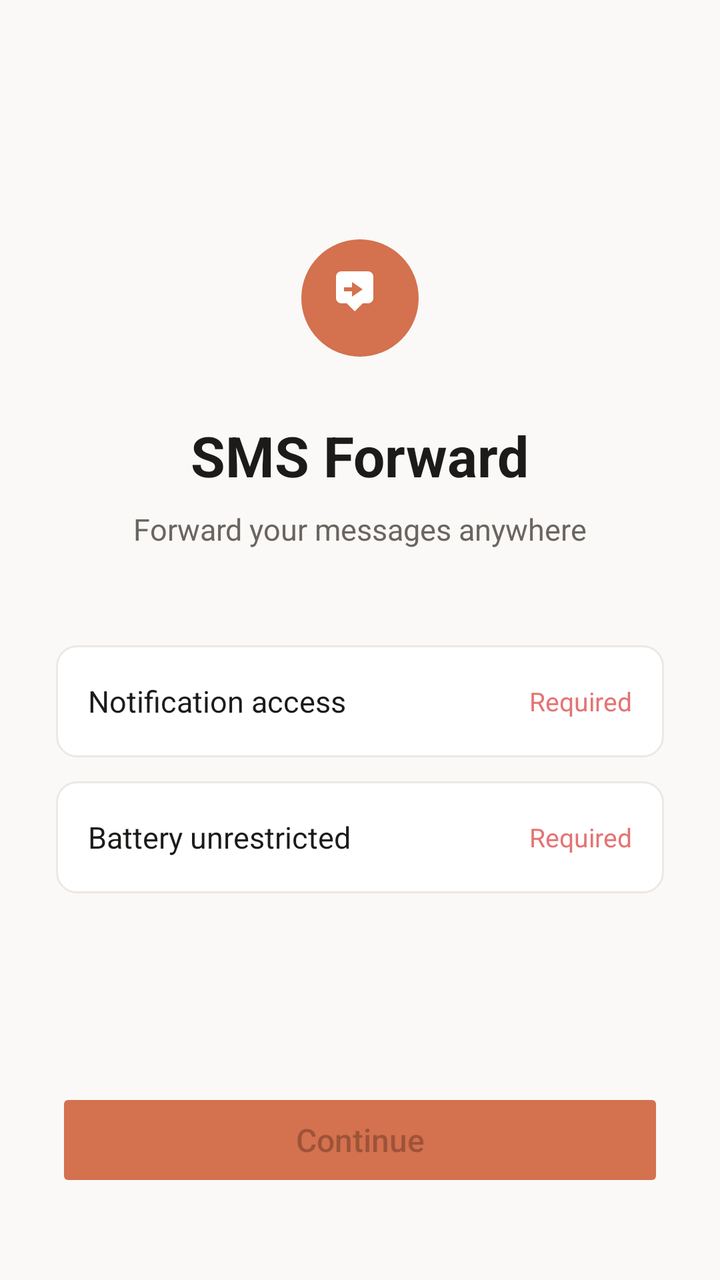
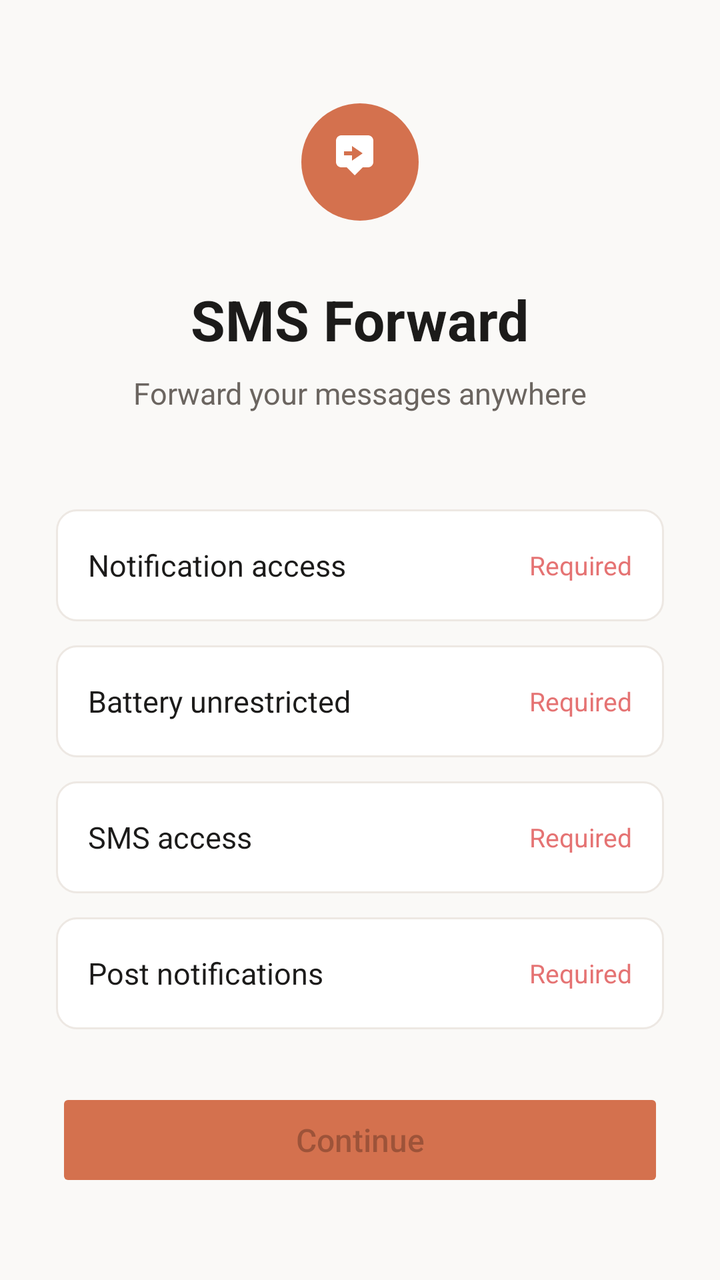

The first picture is an Android layout as it rendered before a commit; the second is the same layout after the commit. The layout source and the unified diff follow.
<!-- AndroidManifest.xml: application theme Theme.SmsForward -->
<!-- res/layout/activity_onboarding.xml -->
<?xml version="1.0" encoding="utf-8"?>
<LinearLayout xmlns:android="http://schemas.android.com/apk/res/android"
    android:layout_width="match_parent"
    android:layout_height="match_parent"
    android:orientation="vertical"
    android:background="@color/background"
    android:padding="28dp"
    android:gravity="center_horizontal">

    <View
        android:layout_width="0dp"
        android:layout_height="0dp"
        android:layout_weight="1" />

    <ImageView
        android:layout_width="72dp"
        android:layout_height="72dp"
        android:src="@drawable/ic_launcher"
        android:layout_marginBottom="24dp" />

    <TextView
        android:layout_width="wrap_content"
        android:layout_height="wrap_content"
        android:text="SMS Forward"
        android:textSize="28sp"
        android:textStyle="bold"
        android:textColor="@color/text_primary"
        android:layout_marginBottom="8dp" />

    <TextView
        android:layout_width="wrap_content"
        android:layout_height="wrap_content"
        android:text="Forward your messages anywhere"
        android:textSize="15sp"
        android:textColor="@color/text_secondary"
        android:layout_marginBottom="48dp" />

    
    <LinearLayout
        android:id="@+id/row_onboard_notif"
        android:layout_width="match_parent"
        android:layout_height="56dp"
        android:orientation="horizontal"
        android:gravity="center_vertical"
        android:background="@drawable/input_bg"
        android:paddingHorizontal="16dp"
        android:layout_marginBottom="12dp">

        <TextView
            android:layout_width="0dp"
            android:layout_height="wrap_content"
            android:layout_weight="1"
            android:text="Notification access"
            android:textSize="15sp"
            android:textColor="@color/text_primary" />

        <TextView
            android:id="@+id/tv_onboard_notif"
            android:layout_width="wrap_content"
            android:layout_height="wrap_content"
            android:text="Required"
            android:textSize="13sp"
            android:textColor="@color/error" />
    </LinearLayout>

    
    <LinearLayout
        android:id="@+id/row_onboard_battery"
        android:layout_width="match_parent"
        android:layout_height="56dp"
        android:orientation="horizontal"
        android:gravity="center_vertical"
        android:background="@drawable/input_bg"
        android:paddingHorizontal="16dp"
        android:layout_marginBottom="12dp">

        <TextView
            android:layout_width="0dp"
            android:layout_height="wrap_content"
            android:layout_weight="1"
            android:text="Battery unrestricted"
            android:textSize="15sp"
            android:textColor="@color/text_primary" />

        <TextView
            android:id="@+id/tv_onboard_battery"
            android:layout_width="wrap_content"
            android:layout_height="wrap_content"
            android:text="Required"
            android:textSize="13sp"
            android:textColor="@color/error" />
    </LinearLayout>

    <View
        android:layout_width="0dp"
        android:layout_height="0dp"
        android:layout_weight="1" />

    <Button
        android:id="@+id/btn_continue"
        android:layout_width="match_parent"
        android:layout_height="52dp"
        android:text="Continue"
        android:textAllCaps="false"
        android:textSize="16sp"
        android:backgroundTint="@color/primary"
        android:enabled="false"
        android:layout_marginBottom="16dp" />

</LinearLayout>
<!-- resources referenced by this layout -->
<resources>
  <color name="background">#FAF9F7</color>
  <color name="error">#E57373</color>
  <color name="primary">#D4714E</color>
  <color name="text_primary">#1C1B1A</color>
  <color name="text_secondary">#6B6560</color>
  <!-- drawable ic_launcher (drawable) -->
  <?xml version="1.0" encoding="utf-8"?>
  <vector xmlns:android="http://schemas.android.com/apk/res/android"
      android:width="108dp"
      android:height="108dp"
      android:viewportWidth="108"
      android:viewportHeight="108">
      
      <path
          android:fillColor="#D4714E"
          android:pathData="M54,54m-44,0a44,44 0,1 1,88 0a44,44 0,1 1,-88 0" />
      
      <path
          android:fillColor="#FFFFFF"
          android:pathData="M36,38c0,-2.2 1.8,-4 4,-4h20c2.2,0 4,1.8 4,4v16c0,2.2 -1.8,4 -4,4h-4l-6,6 -6,-6h-4c-2.2,0 -4,-1.8 -4,-4z" />
      
      <path
          android:fillColor="#D4714E"
          android:pathData="M48,42l8,5.5 -8,5.5v-4h-6v-3h6z" />
  </vector>
  <!-- drawable input_bg (drawable) -->
  <?xml version="1.0" encoding="utf-8"?>
  <shape xmlns:android="http://schemas.android.com/apk/res/android">
      <solid android:color="@color/surface" />
      <stroke android:width="1dp" android:color="@color/border" />
      <corners android:radius="10dp" />
  </shape>
  <style name="Theme.SmsForward" parent="Theme.MaterialComponents.Light.NoActionBar">
          <item name="colorPrimary">@color/primary</item>
          <item name="colorPrimaryDark">@color/primary_dark</item>
          <item name="colorAccent">@color/accent</item>
          <item name="android:windowBackground">@color/background</item>
          <item name="android:statusBarColor">@color/background</item>
          <item name="android:windowLightStatusBar">true</item>
      </style>
  <color name="surface">#FFFFFF</color>
  <color name="border">#EDE8E3</color>
  <color name="primary_dark">#B85A3A</color>
  <color name="accent">#D4714E</color>
</resources>

<!-- the commit's change to res/layout/activity_onboarding.xml (unified diff, before → after) -->
@@ -91,6 +91,62 @@
             android:textColor="@color/error" />
     </LinearLayout>
 
+    
+    <LinearLayout
+        android:id="@+id/row_onboard_sms"
+        android:layout_width="match_parent"
+        android:layout_height="56dp"
+        android:orientation="horizontal"
+        android:gravity="center_vertical"
+        android:background="@drawable/input_bg"
+        android:paddingHorizontal="16dp"
+        android:layout_marginBottom="12dp">
+
+        <TextView
+            android:layout_width="0dp"
+            android:layout_height="wrap_content"
+            android:layout_weight="1"
+            android:text="SMS access"
+            android:textSize="15sp"
+            android:textColor="@color/text_primary" />
+
+        <TextView
+            android:id="@+id/tv_onboard_sms"
+            android:layout_width="wrap_content"
+            android:layout_height="wrap_content"
+            android:text="Required"
+            android:textSize="13sp"
+            android:textColor="@color/error" />
+    </LinearLayout>
+
+    
+    <LinearLayout
+        android:id="@+id/row_onboard_post_notif"
+        android:layout_width="match_parent"
+        android:layout_height="56dp"
+        android:orientation="horizontal"
+        android:gravity="center_vertical"
+        android:background="@drawable/input_bg"
+        android:paddingHorizontal="16dp"
+        android:layout_marginBottom="12dp">
+
+        <TextView
+            android:layout_width="0dp"
+            android:layout_height="wrap_content"
+            android:layout_weight="1"
+            android:text="Post notifications"
+            android:textSize="15sp"
+            android:textColor="@color/text_primary" />
+
+        <TextView
+            android:id="@+id/tv_onboard_post_notif"
+            android:layout_width="wrap_content"
+            android:layout_height="wrap_content"
+            android:text="Required"
+            android:textSize="13sp"
+            android:textColor="@color/error" />
+    </LinearLayout>
+
     <View
         android:layout_width="0dp"
         android:layout_height="0dp"
